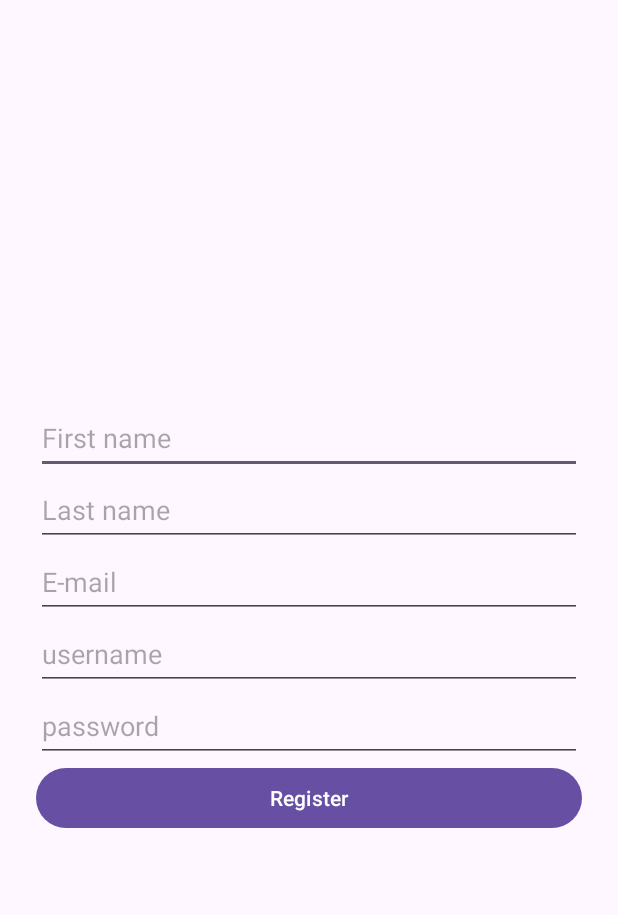
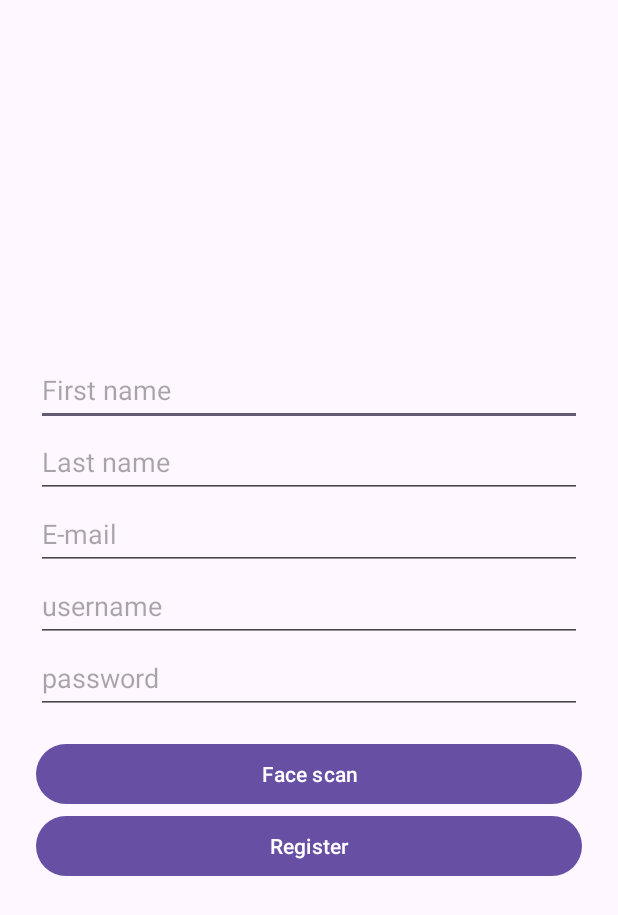
Before and after one commit to ProkrastinatorjiTeam/pametni-paketnik, an Android app: the screen it shows after launch (RegisterActivity), after a tap on "Registracija", on a phone screen of 412 x 824 dp. Shown: the top 915 px of the screen. Run offline under Robolectric (Android 15) with nearby library versions, the phone set to English and light mode, and no system bars; libraries missing offline, so code that uses them is left out: androidx.camera.core.

Commit message:
PP-21 Added a face scan button to the registartion and implemented a video recording of 5 seconds

```diff
--- a/PJ/app/build.gradle.kts
+++ b/PJ/app/build.gradle.kts
@@ -63,4 +63,7 @@ dependencies {
     implementation ("androidx.drawerlayout:drawerlayout:1.2.0")
     implementation ("com.google.android.material:material:1.11.0")
 
+    implementation ("com.squareup.retrofit2:retrofit:2.9.0")
+    implementation ("com.squareup.retrofit2:converter-gson:2.9.0")
+
 }
--- a/PJ/app/src/main/AndroidManifest.xml
+++ b/PJ/app/src/main/AndroidManifest.xml
@@ -40,6 +40,7 @@
             </intent-filter>
         </activity> <!-- CameraActivity -->
         <activity android:name=".CameraActivity" />
+        <activity android:name=".FaceScanActivity" />
     </application>
 
 </manifest>
--- a/PJ/app/src/main/java/com/example/paketnik_app/RegisterActivity.kt
+++ b/PJ/app/src/main/java/com/example/paketnik_app/RegisterActivity.kt
@@ -17,6 +17,7 @@ class RegisterActivity : AppCompatActivity() {
     private lateinit var emailEditText: EditText
     private lateinit var usernameEditText: EditText
     private lateinit var passwordEditText: EditText
+    private lateinit var faceScanButton: Button
     private lateinit var registerButton: Button
 
     override fun onCreate(savedInstanceState: Bundle?) {
@@ -29,6 +30,7 @@ class RegisterActivity : AppCompatActivity() {
         usernameEditText = findViewById(R.id.editTextUsername)
         passwordEditText = findViewById(R.id.editTextPassword)
         registerButton = findViewById(R.id.buttonRegister)
+        faceScanButton = findViewById(R.id.buttonFaceScan)
 
         registerButton.setOnClickListener {
             val firstName = firstNameEditText.text.toString()
@@ -43,6 +45,18 @@ class RegisterActivity : AppCompatActivity() {
             }
 
             registerUser(RegisterRequest(firstName, lastName, email, username, password))
+        }
+
+        faceScanButton.setOnClickListener {
+            val intent = Intent(this, FaceScanActivity::class.java)
+            startActivityForResult(intent, FACE_SCAN_REQUEST_CODE)
+        }
+    }
+
+    override fun onActivityResult(requestCode: Int, resultCode: Int, data: Intent?) {
+        super.onActivityResult(requestCode, resultCode, data)
+        if (requestCode == FACE_SCAN_REQUEST_CODE && resultCode == RESULT_OK) {
+            Toast.makeText(this, "Face scan complete!", Toast.LENGTH_SHORT).show()
         }
     }
 
@@ -80,6 +94,10 @@ class RegisterActivity : AppCompatActivity() {
             }
         })
     }
+
+    companion object {
+        private const val FACE_SCAN_REQUEST_CODE = 1002
+    }
 }
 
 data class RegisterRequest(
--- a/PJ/app/src/main/res/layout/activity_register.xml
+++ b/PJ/app/src/main/res/layout/activity_register.xml
@@ -48,6 +48,13 @@
             android:minHeight="48dp" />
 
         <Button
+            android:id="@+id/buttonFaceScan"
+            android:layout_width="match_parent"
+            android:layout_height="wrap_content"
+            android:text="@string/face_scan"
+            android:layout_marginTop="16dp" />
+
+        <Button
             android:id="@+id/buttonRegister"
             android:layout_width="match_parent"
             android:layout_height="wrap_content"
--- a/PJ/app/src/main/res/values/strings.xml
+++ b/PJ/app/src/main/res/values/strings.xml
@@ -14,6 +14,7 @@
     <string name="last_name">Last name</string>
     <string name="e_mail">E-mail</string>
     <string name="registracija">Registracija</string>
+    <string name="face_scan">Face scan</string>
     <string name="prijava">Prijava</string>
     <string name="dobrodo_li_prijavite_se_ali_ustvarite_ra_un">Dobrodošli! Prijavite se ali ustvarite račun</string>
     <string name="paketnik_app">Paketnik App</string>
```
Also changed, not shown: PJ/app/src/main/java/com/example/paketnik_app/FaceScanActivity.kt (added, +98 -0 lines), PJ/app/src/main/res/layout/activity_face_scan.xml (added, +25 -0 lines).
